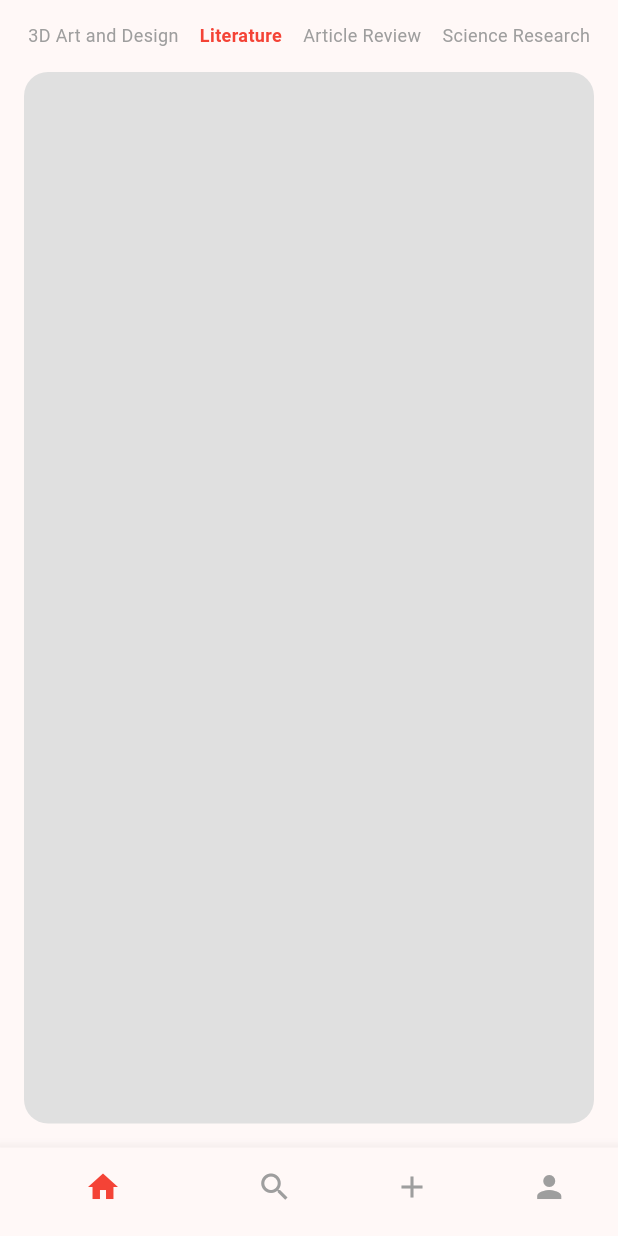
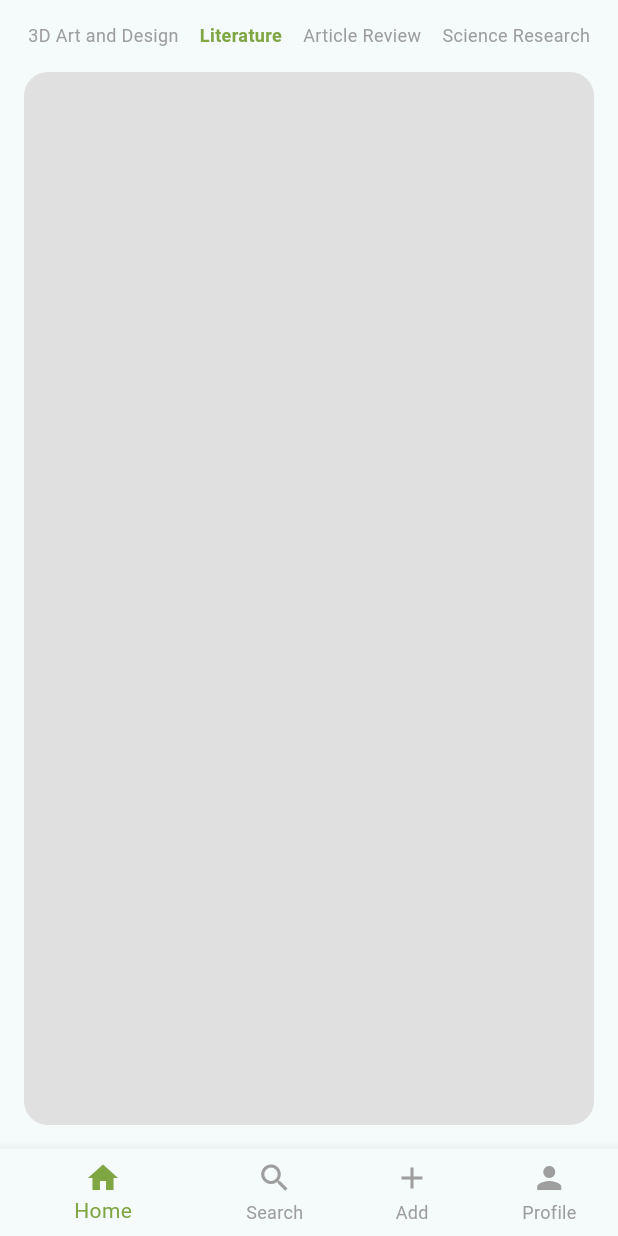
Before and after one commit to VividAy/instanews, a Flutter app: the screen it shows after launch, on a phone screen of 412 x 824 dp. Run offline on Flutter 3.47's test engine with Material 3 defaults, Android fonts, the phone set to English and light mode, and no system bars.

Commit message:
Adding home_page/add_page/profile_page

```diff
--- /dev/null
+++ b/lib/home_page.dart
@@ -0,0 +1,73 @@
+import 'package:flutter/material.dart';
+
+class MyHomePage extends StatefulWidget {
+  const MyHomePage({super.key});
+
+  @override
+  State<MyHomePage> createState() => _MyHomePageState();
+}
+
+class _MyHomePageState extends State<MyHomePage> {
+  String _selectedItem = 'Literature'; // Track the selected top bar item
+
+  @override
+  Widget build(BuildContext context) {
+    return Scaffold(
+      body: Column(
+        children: [
+          // Horizontal scrolling top bar
+          Padding(
+            padding: const EdgeInsets.only(top: 15.0),
+            child: SingleChildScrollView(
+              scrollDirection: Axis.horizontal,
+              child: Row(
+                children: [
+                  _buildTopBarItem('3D Art and Design'),
+                  _buildTopBarItem('Literature'),
+                  _buildTopBarItem('Article Review'),
+                  _buildTopBarItem('Science Research'),
+                ],
+              ),
+            ),
+          ),
+          // Grey box with rounded corners
+          Expanded(
+            child: Padding(
+              padding: const EdgeInsets.all(16), // Add some padding
+              child: Container(
+                width: double.infinity, // Make it take up full width
+                decoration: BoxDecoration(
+                  color: Colors.grey[300], // Grey color for the box
+                  borderRadius: BorderRadius.circular(16.0), // Rounded corners
+                ),
+              ),
+            ),
+          ),
+        ],
+      ),
+    );
+  }
+
+  // Helper function to build each top bar item
+  Widget _buildTopBarItem(String label) {
+    bool isSelected = _selectedItem == label;
+    return GestureDetector(
+      onTap: () {
+        setState(() {
+          _selectedItem = label; // Update selected item
+        });
+      },
+      child: Padding(
+        padding: const EdgeInsets.symmetric(horizontal: 7.0),
+        child: Text(
+          label,
+          style: TextStyle(
+            fontSize: 12.0,
+            color: isSelected ? Color(0xFF7FA643) : Colors.grey,
+            fontWeight: isSelected ? FontWeight.bold : FontWeight.normal,
+          ),
+        ),
+      ),
+    );
+  }
+}
--- a/lib/main.dart
+++ b/lib/main.dart
@@ -1,4 +1,8 @@
 import 'package:flutter/material.dart';
+import 'profile_page.dart';
+import 'home_page.dart';
+import 'search_page.dart';
+import 'add_page.dart';
 
 void main() {
   runApp(const MyApp());
@@ -13,26 +17,35 @@ class MyApp extends StatelessWidget {
       title: 'Flutter Demo',
       debugShowCheckedModeBanner: false,
       theme: ThemeData(
-        colorScheme: ColorScheme.fromSeed(seedColor: Colors.red),
+        colorScheme: ColorScheme.fromSeed(seedColor: Colors.white),
         useMaterial3: true,
+        bottomNavigationBarTheme: const BottomNavigationBarThemeData(
+          backgroundColor: Colors.white, // White background for the bottom nav
+          selectedItemColor: Color(0xFF7FA643), // Green for selected items
+          unselectedItemColor: Colors.grey, // Grey for unselected items
+        ),
       ),
-      home: const MyHomePage(title: 'Flutter Demo Home Page'),
+      home: const MainPage(),
     );
   }
 }
 
-class MyHomePage extends StatefulWidget {
-  const MyHomePage({super.key, required this.title});
-
-  final String title;
+class MainPage extends StatefulWidget {
+  const MainPage({super.key});
 
   @override
-  State<MyHomePage> createState() => _MyHomePageState();
+  State<MainPage> createState() => _MainPageState();
 }
 
-class _MyHomePageState extends State<MyHomePage> {
-  String _selectedItem = 'Literature'; // Track the selected top bar item
+class _MainPageState extends State<MainPage> {
   int _selectedIndex = 0; // Track the selected index for bottom nav
+
+  final List<Widget> _pages = [
+    const MyHomePage(),
+    const SearchPage(),
+    const AddPage(),
+    const ProfilePage(),
+  ];
 
   void _onItemTapped(int index) {
     setState(() {
@@ -44,90 +57,33 @@ class _MyHomePageState extends State<MyHomePage> {
   @override
   Widget build(BuildContext context) {
     return Scaffold(
-      body: Column(
-        children: [
-          // Horizontal scrolling top bar
-          Padding(
-            padding: const EdgeInsets.only(top: 15.0),
-            child: Container(
-              // height: 50.0, // Fixed height for the top bar
-              child: SingleChildScrollView(
-                scrollDirection: Axis.horizontal,
-                child: Row(
-                  children: [
-                    _buildTopBarItem('3D Art and Design'),
-                    _buildTopBarItem('Literature'),
-                    _buildTopBarItem('Article Review'),
-                    _buildTopBarItem('Science Research'),
-                  ],
-                ),
-              ),
-            ),
-          ),
-          // Grey box with rounded corners
-          Expanded(
-            // Proper use of Expanded to fill the remaining space
-            child: Padding(
-              padding: const EdgeInsets.all(16), // Add some padding
-              child: Container(
-                width: double.infinity, // Make it take up full width
-                decoration: BoxDecoration(
-                  color: Colors.grey[300], // Grey color for the box
-                  borderRadius: BorderRadius.circular(16.0), // Rounded corners
-                ),
-              ),
-            ),
-          ),
-        ],
-      ),
+      body: _pages[_selectedIndex], // Display selected page
       bottomNavigationBar: BottomNavigationBar(
+        backgroundColor: Colors.white,
         items: const <BottomNavigationBarItem>[
           BottomNavigationBarItem(
             icon: Icon(Icons.home),
-            label: '',
+            label: 'Home',
           ),
           BottomNavigationBarItem(
             icon: Icon(Icons.search),
-            label: '',
+            label: 'Search',
           ),
           BottomNavigationBarItem(
             icon: Icon(Icons.add),
-            label: '',
+            label: 'Add',
           ),
           BottomNavigationBarItem(
             icon: Icon(Icons.person),
-            label: '',
+            label: 'Profile',
           ),
         ],
-        currentIndex: _selectedIndex, // Highlight selected icon
-        selectedItemColor: Colors.red, // Red color for selected item
-        unselectedItemColor: Colors.grey, // Grey color for unselected items
-        onTap: _onItemTapped, // Update index on tap
-        showSelectedLabels: false,
-        showUnselectedLabels: false,
-      ),
-    );
-  }
-
-  // Helper function to build each top bar item
-  Widget _buildTopBarItem(String label) {
-    bool isSelected = _selectedItem == label;
-    return GestureDetector(
-      onTap: () {
-        setState(() {
-          _selectedItem = label; // Update selected item
-        });
-      },
-      child: Padding(
-        padding: const EdgeInsets.symmetric(horizontal: 7.0),
-        child: Text(
-          label,
-          style: TextStyle(
-            fontSize: 12.0,
-            color: isSelected ? Colors.red : Colors.grey,
-            fontWeight: isSelected ? FontWeight.bold : FontWeight.normal,
-          ),
-        ),
+        currentIndex: _selectedIndex,
+        selectedItemColor: Color(0xFF7FA643),
+        unselectedItemColor: Colors.grey,
+        onTap: _onItemTapped,
+        showSelectedLabels: true,
+        showUnselectedLabels: true,
       ),
     );
   }
```
Also changed, not shown: lib/add_page.dart (added, +107 -0 lines), lib/profile_page.dart (added, +130 -0 lines), lib/search_page.dart (added, +20 -0 lines).
